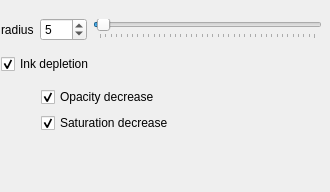
Before: the Qt Designer form krita/plugins/paintops/lindenmayer/wdglindenmayeroptions.ui in KDE/calligra, drawn with Qt 5.
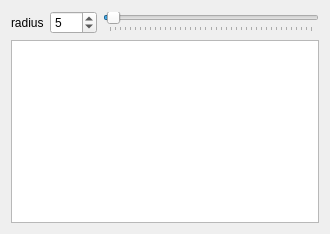
After: the same form once the commit is applied.

Commit message:
added code editor in paintop settings
script errors are not shown yet.

What changed in the file:
```diff
--- a/krita/plugins/paintops/lindenmayer/wdglindenmayeroptions.ui
+++ b/krita/plugins/paintops/lindenmayer/wdglindenmayeroptions.ui
@@ -7,7 +7,7 @@
     <x>0</x>
     <y>0</y>
     <width>330</width>
-    <height>192</height>
+    <height>234</height>
    </rect>
   </property>
   <property name="sizePolicy">
@@ -22,15 +22,6 @@
     <height>60</height>
    </size>
   </property>
-  <widget class="QWidget" name="">
-   <property name="geometry">
-    <rect>
-     <x>1</x>
-     <y>11</y>
-     <width>321</width>
-     <height>131</height>
-    </rect>
-   </property>
    <layout class="QVBoxLayout" name="verticalLayout">
     <item>
      <layout class="QHBoxLayout" name="horizontalLayout">
@@ -70,73 +61,9 @@
      </layout>
     </item>
     <item>
-     <widget class="QCheckBox" name="inkDepletionCHBox">
-      <property name="text">
-       <string>Ink depletion</string>
-      </property>
-      <property name="checked">
-       <bool>true</bool>
-      </property>
-     </widget>
-    </item>
-    <item>
-     <layout class="QGridLayout" name="gridLayout">
-      <item row="0" column="1">
-       <widget class="QCheckBox" name="opacity">
-        <property name="text">
-         <string>Opacity decrease</string>
-        </property>
-        <property name="checked">
-         <bool>true</bool>
-        </property>
-       </widget>
-      </item>
-      <item row="2" column="1">
-       <widget class="QCheckBox" name="saturation">
-        <property name="text">
-         <string>Saturation decrease</string>
-        </property>
-        <property name="checked">
-         <bool>true</bool>
-        </property>
-       </widget>
-      </item>
-      <item row="0" column="0">
-       <spacer name="horizontalSpacer">
-        <property name="orientation">
-         <enum>Qt::Horizontal</enum>
-        </property>
-        <property name="sizeType">
-         <enum>QSizePolicy::Fixed</enum>
-        </property>
-        <property name="sizeHint" stdset="0">
-         <size>
-          <width>40</width>
-          <height>20</height>
-         </size>
-        </property>
-       </spacer>
-      </item>
-      <item row="2" column="0">
-       <spacer name="horizontalSpacer_2">
-        <property name="orientation">
-         <enum>Qt::Horizontal</enum>
-        </property>
-        <property name="sizeType">
-         <enum>QSizePolicy::Fixed</enum>
-        </property>
-        <property name="sizeHint" stdset="0">
-         <size>
-          <width>40</width>
-          <height>20</height>
-         </size>
-        </property>
-       </spacer>
-      </item>
-     </layout>
-    </item>
-   </layout>
-  </widget>
+    <widget class="QTextEdit" name="codeEditor"/>
+   </item>
+  </layout>
  </widget>
  <resources/>
  <connections>
```
Left out of the diff: 32 changed lines with no effect on the pictures. Lines whose indentation alone changed are shown as unchanged. The commit also changes 7 other files.
